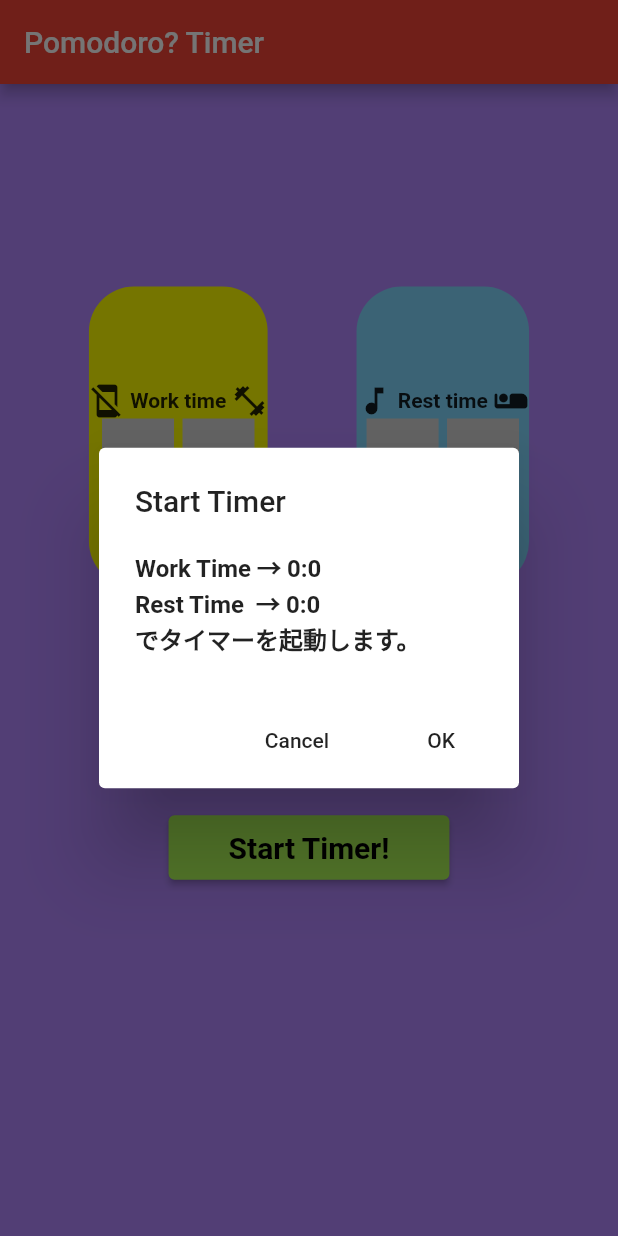
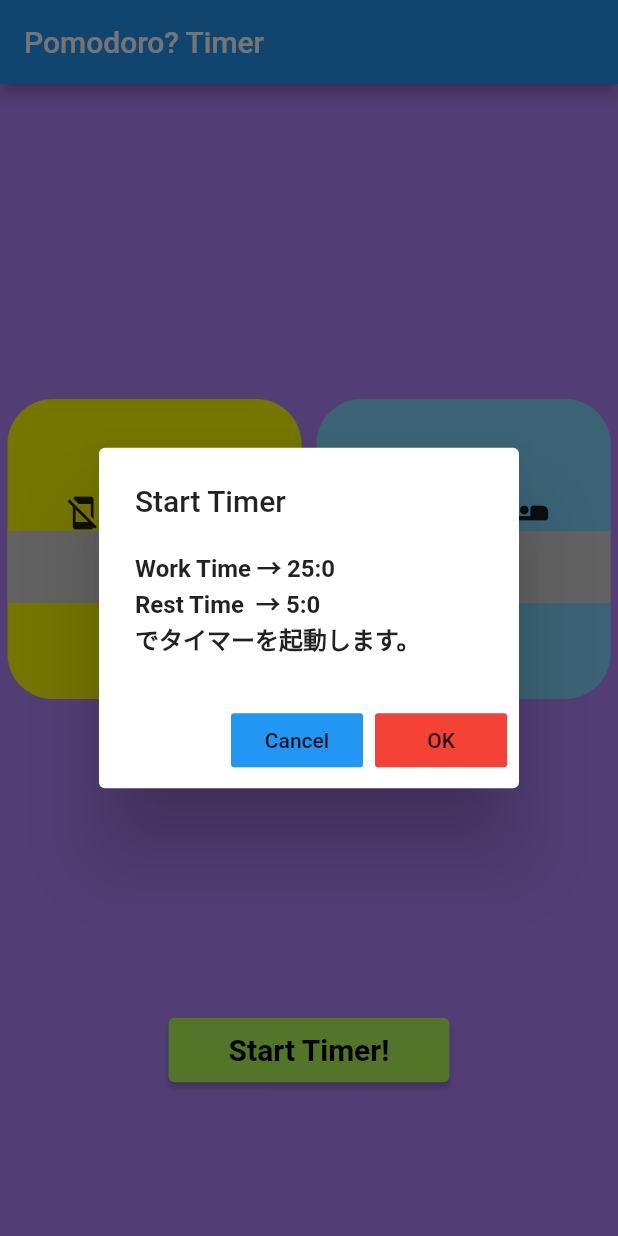
Before and after one commit to ryu-take/first-flutter, a Flutter app: the screen it shows after launch, after a tap on "Start Timer!", on a phone screen of 412 x 824 dp. Run offline on Flutter 3.47's test engine with Material 2 defaults, Android fonts, the phone set to English and light mode, and no system bars; our stand-ins replace audioplayers, numberpicker; statements that could not run were skipped.

Commit message:
implemented pomodoro timer

```diff
--- a/lib/main.dart
+++ b/lib/main.dart
@@ -15,10 +15,6 @@ class MyApp extends StatelessWidget {
   Widget build(BuildContext context) {
     return MaterialApp(
       title: 'Flutter Demo',
-      theme: ThemeData(
-        primarySwatch: Colors.red,
-        // visualDensity: VisualDensity.adaptivePlatformDensity,
-      ),
       home: MyHomePage(title: 'Pomodoro? Timer'),
     );
   }
@@ -46,34 +42,34 @@ class _MyHomePageState extends State<MyHomePage> with TickerProviderStateMixin {
     super.initState();
   }
 
-  int workmin = 0;
+  int workmin = 25;
   int worksec = 0;
-  int workTotalTime = 0;
-  int restmin = 0;
+  int workTotalTime = 1500;
+  int restmin = 5;
   int restsec = 0;
-  int restTotalTime = 0;
+  int restTotalTime = 300;
   @override
   Widget build(BuildContext context) {
     return Scaffold(
       appBar: AppBar(
         title: Text(widget.title),
       ),
-      body: Container(
+      body: Center(
+        child: Container(
           color: Colors.deepPurpleAccent[100],
           child: Column(
             //一番大きいの
             mainAxisAlignment: MainAxisAlignment.center,
             children: <Widget>[
-            // Expanded( ??
               //いるらしい
-            Row(
+              Expanded(
+                flex: 5,
+                child: Row(
                   //二つのコンテナとボタンが入る
-              mainAxisAlignment: MainAxisAlignment.spaceEvenly,
+                  mainAxisAlignment: MainAxisAlignment.spaceAround,
                   children: <Widget>[
-                Padding(
-                  padding: EdgeInsets.only(
-                    bottom: 150.0,
-                  ),
+                    ConstrainedBox(
+                      constraints: BoxConstraints(maxWidth: 196),
                       child: Container(
                         height: 200.0,
                         decoration: BoxDecoration(
@@ -82,10 +78,12 @@ class _MyHomePageState extends State<MyHomePage> with TickerProviderStateMixin {
                           color: Colors.yellowAccent,
                         ),
                         //文字とナンバーピッカーが入る
+                        child: Expanded(
                           child: Column(
                             mainAxisAlignment: MainAxisAlignment.center,
                             children: <Widget>[
                               Row(
+                                mainAxisAlignment: MainAxisAlignment.center,
                                 children: <Widget>[
                                   Icon(Icons.no_cell),
                                   Text(
@@ -98,19 +96,24 @@ class _MyHomePageState extends State<MyHomePage> with TickerProviderStateMixin {
                                 ],
                               ),
                               Row(
+                                mainAxisAlignment: MainAxisAlignment.spaceEvenly,
                                 children: [
-                            NumberPicker.integer(
+                                  Expanded(
+                                    child: NumberPicker.integer(
                                       initialValue: workmin,
                                       minValue: 0,
                                       maxValue: 59,
                                       onChanged: (val) {
-                                audio.play('cursor8.mp3', mode: PlayerMode.LOW_LATENCY);
+                                        audio.play('cursor8.mp3', volume: 0.1, mode: PlayerMode.LOW_LATENCY);
                                         setState(() {
                                           workmin = val;
                                           workTotalTime = ((workmin * 60) + worksec);
                                         });
                                       },
                                     ),
+                                  ),
+                                  //Expanded(
+                                    //child:
                                     Text(
                                       ":",
                                       style: TextStyle(
@@ -118,17 +121,20 @@ class _MyHomePageState extends State<MyHomePage> with TickerProviderStateMixin {
                                         fontSize: 20.0,
                                       ),
                                     ),
-                            NumberPicker.integer(
+                                  //),
+                                  Expanded(
+                                    child: NumberPicker.integer(
                                       initialValue: worksec,
                                       minValue: 0,
                                       maxValue: 59,
                                       onChanged: (val) {
-                                audio.play('cursor8.mp3', mode: PlayerMode.LOW_LATENCY);
+                                        audio.play('cursor8.mp3', volume: 0.1, mode: PlayerMode.LOW_LATENCY);
                                         setState(() {
                                           worksec = val;
                                           workTotalTime = ((workmin * 60) + worksec);
                                         });
                                       },
+                                    ),
                                   ),
                                 ],
                               ),
@@ -136,10 +142,9 @@ class _MyHomePageState extends State<MyHomePage> with TickerProviderStateMixin {
                           ),
                         ),
                       ),
-                Padding(
-                  padding: EdgeInsets.only(
-                    bottom: 150.0,
                     ),
+                    ConstrainedBox(
+                      constraints: BoxConstraints(maxWidth: 196),
                       child: Container(
                         height: 200,
                         decoration: BoxDecoration(
@@ -147,49 +152,63 @@ class _MyHomePageState extends State<MyHomePage> with TickerProviderStateMixin {
                           borderRadius: BorderRadius.circular(30),
                           color: Colors.lightBlueAccent[100],
                         ),
+                        child: Expanded(
                           child: Column(
                             mainAxisAlignment: MainAxisAlignment.center,
                             children: <Widget>[
                               Row(
-                          children: [
+                                mainAxisAlignment: MainAxisAlignment.center,
+                                children: <Widget>[
                                   Icon(Icons.music_note),
                                   Text(
                                     " Rest time ",
-                              style: TextStyle(fontWeight: FontWeight.bold),
+                                    style: TextStyle(
+                                      fontWeight: FontWeight.bold
+                                    ),
                                   ),
                                   Icon(Icons.airline_seat_individual_suite_rounded),
                                 ],
                               ),
                               Row(
-                          children: [
-                            NumberPicker.integer(
+                                mainAxisAlignment: MainAxisAlignment.spaceAround,
+                                children: <Widget>[
+                                  Expanded(
+                                    child: NumberPicker.integer(
                                       initialValue: restmin,
                                       minValue: 0,
                                       maxValue: 59,
                                       onChanged: (val) {
+                                        audio.play('cursor8.mp3',volume: 0.1, mode: PlayerMode.LOW_LATENCY);
                                         setState(() {
                                           restmin = val;
                                           restTotalTime = ((restmin * 60) + restsec);
                                         });
                                       },
                                     ),
+                                  ),
+                                  // Expanded(
+                                  //  child:
                                     Text(
                                       ":",
                                       style: TextStyle(
                                         fontWeight: FontWeight.bold,
                                         fontSize: 20.0,
                                       ),
+                                    // ),
                                   ),
-                            NumberPicker.integer(
+                                  Expanded(
+                                    child: NumberPicker.integer(
                                       initialValue: restsec,
                                       minValue: 0,
                                       maxValue: 59,
                                       onChanged: (val) {
+                                        audio.play('cursor8.mp3',volume: 0.1, mode: PlayerMode.LOW_LATENCY);
                                         setState(() {
                                           restsec = val;
                                           restTotalTime = ((restmin * 60) + restsec);
                                         });
                                       },
+                                    ),
                                   ),
                                 ],
                               ),
@@ -197,7 +216,9 @@ class _MyHomePageState extends State<MyHomePage> with TickerProviderStateMixin {
                           ),
                         ),
                       ),
+                    ),
                   ],
+                ),
               ),
               // ),
               //Expanded(
@@ -235,16 +256,20 @@ class _MyHomePageState extends State<MyHomePage> with TickerProviderStateMixin {
                         actions: <Widget>[
                           // ボタン領域
                           FlatButton(
+                            color: Colors.blue,
                             child: Text("Cancel"),
                             onPressed: () => Navigator.pop(context),
                           ),
                           FlatButton(
+                            color: Colors.red,
                             child: Text("OK"),
-                          onPressed: () => Navigator.pushReplacement(
+                            onPressed: () => Navigator.push(
                               context,
                               MaterialPageRoute(
                                 builder: (context) => Pomodoro(
-                                    '$workTotalTime', '$restTotalTime')),
+                                  '$workTotalTime', '$restTotalTime',
+                                ),
+                              ),
                             ),
                           ),
                         ],
@@ -257,13 +282,7 @@ class _MyHomePageState extends State<MyHomePage> with TickerProviderStateMixin {
             ],
           ),
         ),
-
-      // floatingActionButton: FloatingActionButton(
-      //   onPressed: _incrementCounter,
-      //   tooltip: 'Increment',
-      //   child: Icon(Icons.add),
-      // ),
-      // This trailing comma makes auto-formatting nicer for build methods.
+      ),
     );
   }
 }
```
Also changed, not shown: lib/countdown.dart (+83 -20 lines), 24 other files. Lines whose indentation alone changed are shown as unchanged.
